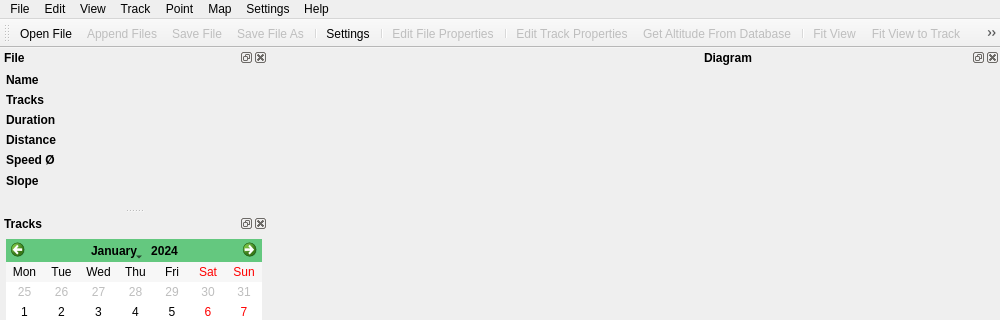
First picture: the form in GPXLab/gpxlab.ui, repository BourgeoisLab/GPXLab, before the edit; both pictures show x 0 to 1000 and y 0 to 320 of the 1000 by 700 pixel window.
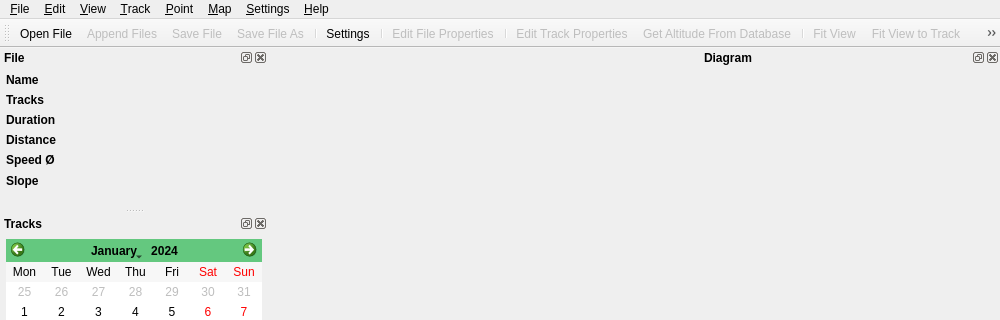
Second picture: the form after the edit. Icons and pictures are not drawn. Custom widgets are drawn as their Qt base class.

Commit message: Add menu accelerator keys

The edit to the form file:
```diff
--- a/GPXLab/gpxlab.ui
+++ b/GPXLab/gpxlab.ui
@@ -84,7 +84,7 @@
    </property>
    <widget class="QMenu" name="menuFile">
     <property name="title">
-     <string>File</string>
+     <string>&amp;File</string>
     </property>
     <addaction name="actionOpen"/>
     <addaction name="actionAppend_File"/>
@@ -98,7 +98,7 @@
    </widget>
    <widget class="QMenu" name="menuTrack">
     <property name="title">
-     <string>Track</string>
+     <string>&amp;Track</string>
     </property>
     <addaction name="actionEdit_Track_Properties"/>
     <addaction name="actionGetAltitudeFromSRTM"/>
@@ -108,7 +108,7 @@
    </widget>
    <widget class="QMenu" name="menuMap">
     <property name="title">
-     <string>Map</string>
+     <string>&amp;Map</string>
     </property>
     <addaction name="actionFit_View"/>
     <addaction name="actionFit_Track"/>
@@ -119,29 +119,29 @@
    </widget>
    <widget class="QMenu" name="menuView">
     <property name="title">
-     <string>View</string>
+     <string>&amp;View</string>
     </property>
    </widget>
    <widget class="QMenu" name="menuHelp">
     <property name="title">
-     <string>Help</string>
+     <string>&amp;Help</string>
     </property>
     <addaction name="actionAbout"/>
    </widget>
    <widget class="QMenu" name="menuEdit">
     <property name="title">
-     <string>Edit</string>
+     <string>&amp;Edit</string>
     </property>
    </widget>
    <widget class="QMenu" name="menuSettings">
     <property name="title">
-     <string>Settings</string>
+     <string>&amp;Settings</string>
     </property>
     <addaction name="actionSettings"/>
    </widget>
    <widget class="QMenu" name="menuPoint">
     <property name="title">
-     <string>Point</string>
+     <string>&amp;Point</string>
     </property>
     <addaction name="actionInsert_Point"/>
     <addaction name="actionDelete_Point"/>
```
The commit also changes 2 other files.
